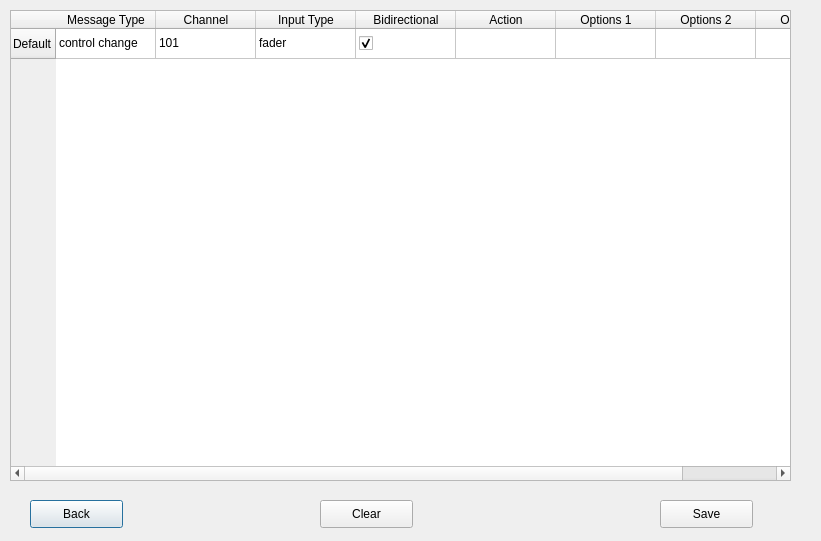
Before: the Qt Designer form forms/settings-midi-map.ui in Alzy/obs-midi, drawn with Qt 5.
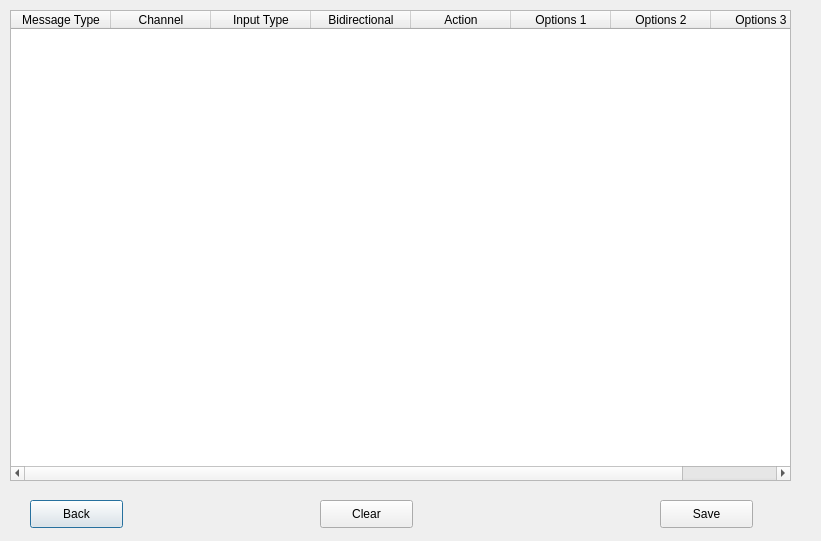
After: the same form once the commit is applied.

Patch:
```diff
--- a/forms/settings-midi-map.ui
+++ b/forms/settings-midi-map.ui
@@ -61,11 +61,6 @@
      <height>471</height>
     </rect>
    </property>
-   <row>
-    <property name="text">
-     <string>Default</string>
-    </property>
-   </row>
    <column>
     <property name="text">
      <string>Message Type</string>
@@ -75,6 +70,9 @@
     <property name="text">
      <string>Channel</string>
     </property>
+    <property name="textAlignment">
+     <set>AlignCenter</set>
+    </property>
    </column>
    <column>
     <property name="text">
@@ -85,6 +83,9 @@
     <property name="text">
      <string>Bidirectional</string>
     </property>
+    <property name="textAlignment">
+     <set>AlignCenter</set>
+    </property>
    </column>
    <column>
     <property name="text">
@@ -106,26 +107,6 @@
      <string>Options 3</string>
     </property>
    </column>
-   <item row="0" column="0">
-    <property name="text">
-     <string>control change</string>
-    </property>
-   </item>
-   <item row="0" column="1">
-    <property name="text">
-     <string>101</string>
-    </property>
-   </item>
-   <item row="0" column="2">
-    <property name="text">
-     <string>fader</string>
-    </property>
-   </item>
-   <item row="0" column="3">
-    <property name="checkState">
-     <enum>Checked</enum>
-    </property>
-   </item>
   </widget>
  </widget>
  <resources/>
```
